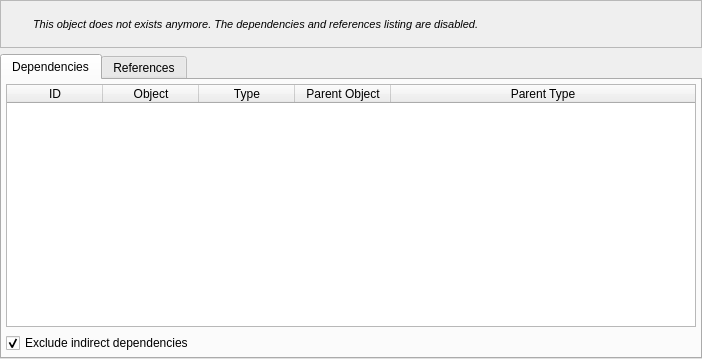
Old version of the form libpgmodeler_ui/ui/objectdepsrefswidget.ui in the repository pgmodeler/pgmodeler.
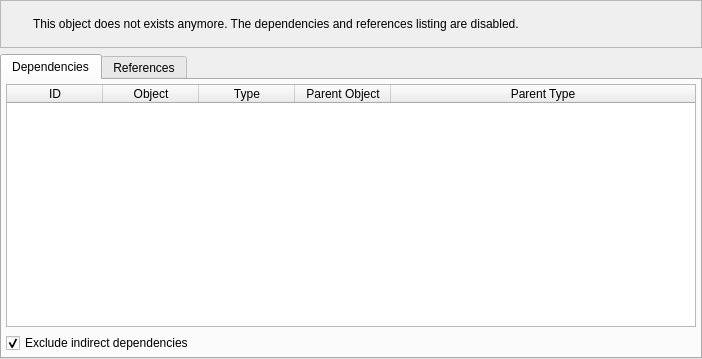
New version of the form. Icons and pictures are not drawn.

What changed in the file:
```diff
--- a/libpgmodeler_ui/ui/objectdepsrefswidget.ui
+++ b/libpgmodeler_ui/ui/objectdepsrefswidget.ui
@@ -388,9 +388,7 @@
        <widget class="QLabel" name="label_4">
         <property name="font">
          <font>
-          <pointsize>8</pointsize>
           <weight>50</weight>
-          <italic>true</italic>
           <bold>false</bold>
           <underline>false</underline>
           <strikeout>false</strikeout>
```
Left out of the diff: 2 changed lines with no effect on the pictures.
